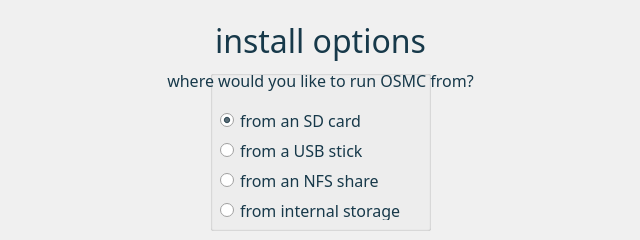
Old version of the form preseeddevice.ui in the repository tomdoyle87/osmc-linux-installer.
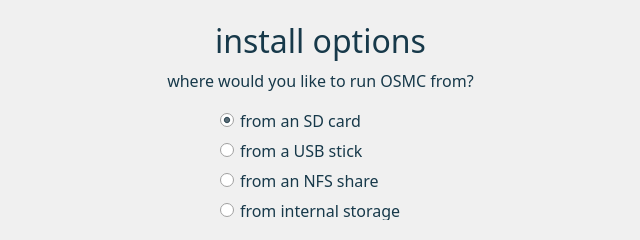
New version of the form. Icons and pictures are not drawn.

Commit message:
removed un-needed border from 2 screens
Screens: Network & Preeseed

What changed in the file:
```diff
--- a/preseeddevice.ui
+++ b/preseeddevice.ui
@@ -150,6 +150,7 @@
    <property name="styleSheet">
     <string notr="true">color: #17394A;
 background: rgb(240, 240, 240, 0);
+border: none
 </string>
    </property>
    <property name="title">
```
The commit also changes 2 other files.
